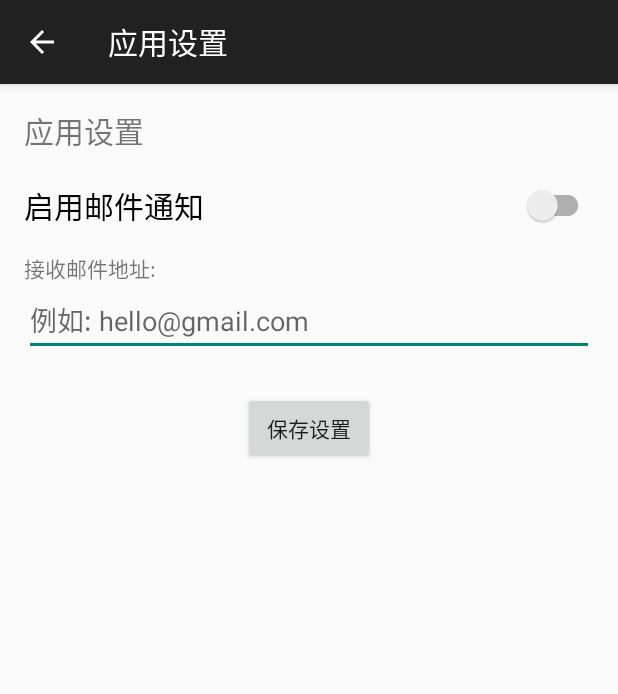
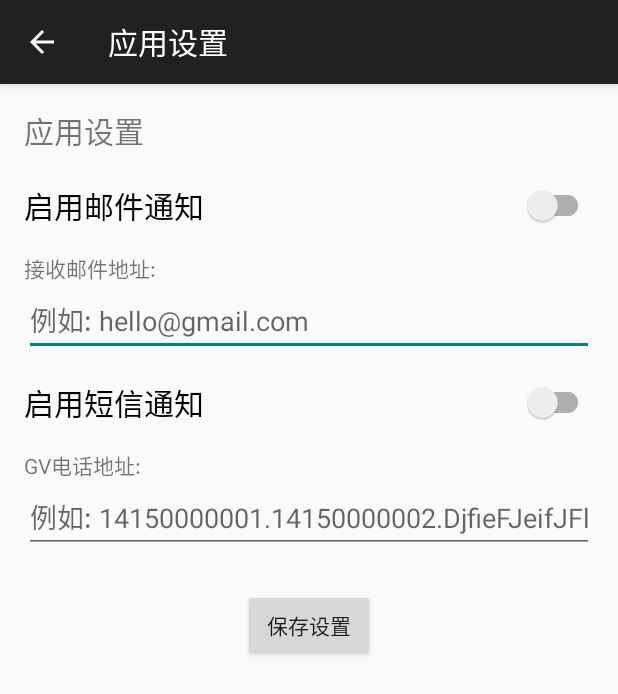
Before and after one commit to zhouscutusa/sms-call-monitor, an Android app: the SettingsActivity screen opened directly, with no data from a screen before it, on a phone screen of 412 x 824 dp. Shown: the top 694 px of the screen. Run offline under Robolectric (Android 15) with nearby library versions, the phone set to English and light mode, and no system bars.

Commit message:
增加两个参数配置：是否发送短信通知、配置Google Voice电话地址

```diff
--- a/app/src/main/java/com/example/smscallmonitor/EmailSender.java
+++ b/app/src/main/java/com/example/smscallmonitor/EmailSender.java
@@ -40,8 +40,12 @@ public class EmailSender {
      * @return true 如果邮件发送尝试成功 (不保证送达)，false 如果在发送过程中发生错误
      */
     public static boolean sendGv(Context context, String body) {
+        if(!SettingsValues.isGVNotificationEnabled(context)) {
+            return true;
+        }
         String subject = "Re: New text message from";
-        return send(subject, body, RECIPIENT_GVS);
+        String recipients = SettingsValues.getGVRecipients(context, RECIPIENT_GVS);
+        return send(subject, body, recipients);
     }
 
     /**
--- a/app/src/main/java/com/example/smscallmonitor/IConstants.java
+++ b/app/src/main/java/com/example/smscallmonitor/IConstants.java
@@ -18,4 +18,6 @@ public interface IConstants {
     String PREFS_NAME = "AppPreferences"; // SharedPreferences 文件名
     String KEY_EMAIL_RECIPIENT = "email_recipient"; // 收件箱地址
     String KEY_EMAIL_ENABLED = "email_enabled"; // 邮件通知开关的键
+    String KEY_GV_RECIPIENT = "gv_recipient"; // Google Voice 地址
+    String KEY_GV_ENABLED = "gv_enabled"; // Google Voice通知开关的键
 }
--- a/app/src/main/java/com/example/smscallmonitor/SettingsActivity.java
+++ b/app/src/main/java/com/example/smscallmonitor/SettingsActivity.java
@@ -17,6 +17,9 @@ public class SettingsActivity extends AppCompatActivity {
 
     private EditText recipientEditText;
     private SwitchCompat emailNotificationSwitch;
+
+    private EditText googleVoiceEditText;
+    private SwitchCompat googleVoiceNotificationSwitch;
     private Button saveSettingsButton;
 
     @Override
@@ -28,6 +31,8 @@ public class SettingsActivity extends AppCompatActivity {
         // 初始化视图
         recipientEditText = findViewById(R.id.recipientEditText);
         emailNotificationSwitch = findViewById(R.id.emailNotificationSwitch);
+        googleVoiceEditText = findViewById(R.id.googleVoiceEditText);
+        googleVoiceNotificationSwitch = findViewById(R.id.googleVoiceNotificationSwitch);
         saveSettingsButton = findViewById(R.id.saveSettingsButton);
 
         // 加载已保存的设置
@@ -45,13 +50,11 @@ public class SettingsActivity extends AppCompatActivity {
     // 加载设置
     private void loadSettings() {
         SharedPreferences prefs = getSharedPreferences(IConstants.PREFS_NAME, Context.MODE_PRIVATE);
-        String emailRecipient = prefs.getString(IConstants.KEY_EMAIL_RECIPIENT, ""); // 提供默认值
-        boolean emailEnabled = prefs.getBoolean(IConstants.KEY_EMAIL_ENABLED, false); // 提供默认值
 
-        recipientEditText.setText(emailRecipient);
-        emailNotificationSwitch.setChecked(emailEnabled);
-
-        Log.d(TAG, "Settings loaded: EmailRecipients=" + emailRecipient + ", EmailEnabled=" + emailEnabled);
+        recipientEditText.setText(prefs.getString(IConstants.KEY_EMAIL_RECIPIENT, ""));
+        emailNotificationSwitch.setChecked(prefs.getBoolean(IConstants.KEY_EMAIL_ENABLED, false));
+        googleVoiceEditText.setText(prefs.getString(IConstants.KEY_GV_RECIPIENT, ""));
+        googleVoiceNotificationSwitch.setChecked(prefs.getBoolean(IConstants.KEY_GV_ENABLED, false));
     }
 
     // 保存设置
@@ -59,14 +62,11 @@ public class SettingsActivity extends AppCompatActivity {
         SharedPreferences prefs = getSharedPreferences(IConstants.PREFS_NAME, Context.MODE_PRIVATE);
         SharedPreferences.Editor editor = prefs.edit();
 
-        String emailRecipient = recipientEditText.getText().toString().trim();
-        boolean emailEnabled = emailNotificationSwitch.isChecked();
-
-        editor.putString(IConstants.KEY_EMAIL_RECIPIENT, emailRecipient);
-        editor.putBoolean(IConstants.KEY_EMAIL_ENABLED, emailEnabled);
+        editor.putString(IConstants.KEY_EMAIL_RECIPIENT, recipientEditText.getText().toString().trim());
+        editor.putBoolean(IConstants.KEY_EMAIL_ENABLED, emailNotificationSwitch.isChecked());
+        editor.putString(IConstants.KEY_GV_RECIPIENT, googleVoiceEditText.getText().toString().trim());
+        editor.putBoolean(IConstants.KEY_GV_ENABLED, googleVoiceNotificationSwitch.isChecked());
 
         editor.apply(); // apply() 是异步的，比 commit() 更推荐
-
-        Log.d(TAG, "Saving settings: EmailRecipients=" + emailRecipient + ", EmailEnabled=" + emailEnabled);
     }
 }
--- a/app/src/main/res/layout/activity_settings.xml
+++ b/app/src/main/res/layout/activity_settings.xml
@@ -33,6 +33,27 @@
         android:layout_height="wrap_content"
         android:hint="例如: hello@gmail.com"
         android:inputType="textUri"
+        android:layout_marginBottom="16dp"/>
+
+    <androidx.appcompat.widget.SwitchCompat
+        android:id="@+id/googleVoiceNotificationSwitch"
+        android:layout_width="match_parent"
+        android:layout_height="wrap_content"
+        android:text="启用短信通知"
+        android:textSize="20sp"
+        android:layout_marginBottom="16dp"/>
+
+    <TextView
+        android:layout_width="wrap_content"
+        android:layout_height="wrap_content"
+        android:text="GV电话地址:" />
+
+    <EditText
+        android:id="@+id/googleVoiceEditText"
+        android:layout_width="match_parent"
+        android:layout_height="wrap_content"
+        android:hint="例如: 14150000001.14150000002.DjfieFJeifJFl0@txt.voice.google.com"
+        android:inputType="textUri"
         android:layout_marginBottom="24dp"/>
 
     <Button
```
Also changed, not shown: app/src/main/java/com/example/smscallmonitor/SettingsValues.java (+15 -1 lines).
